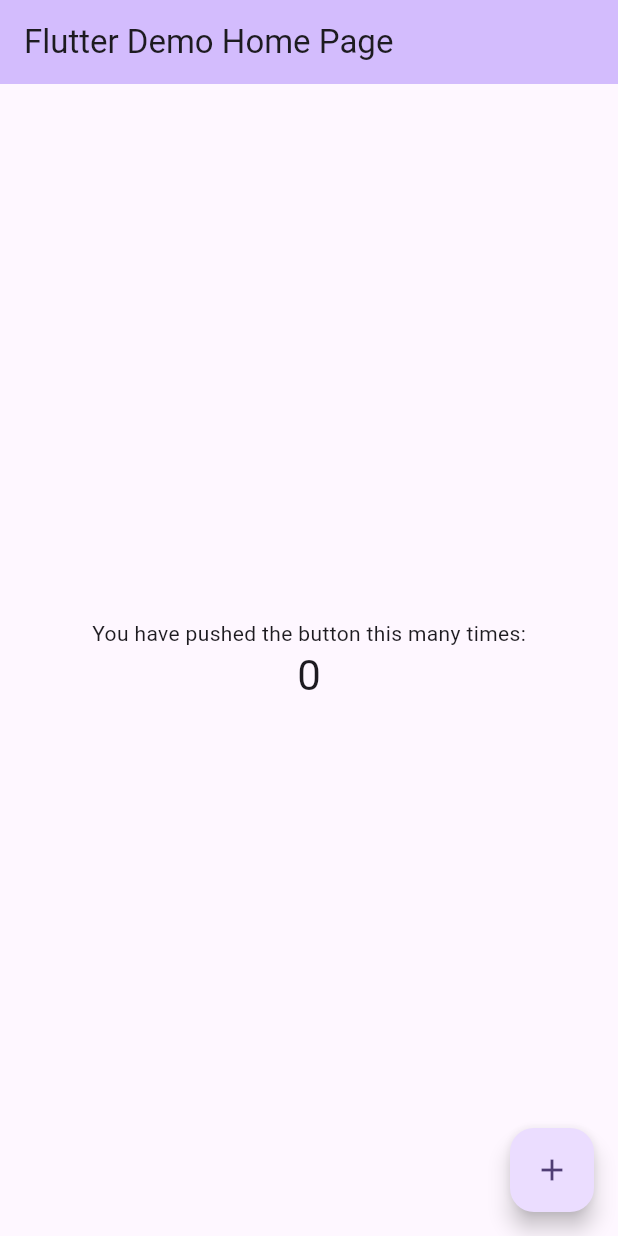
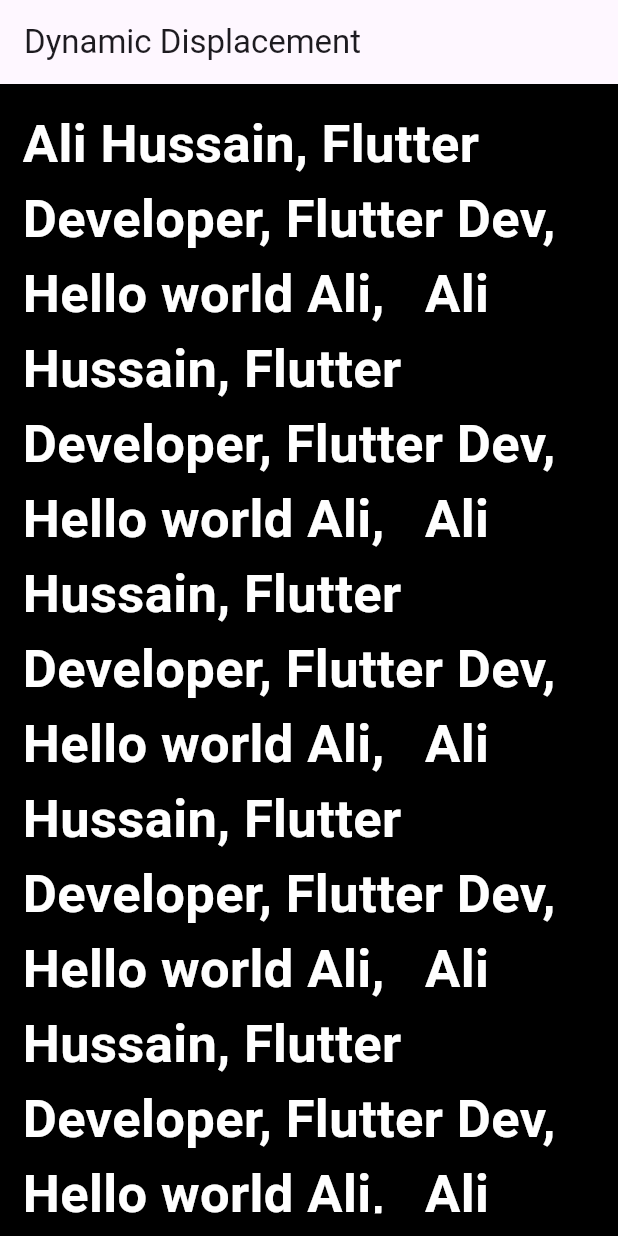
Before and after one commit to AliHussain110/displacement_visual, a Flutter app: the screen it shows after launch, on a phone screen of 412 x 824 dp. Run offline on Flutter 3.47's test engine with Material 3 defaults, Android fonts, the light colour scheme and no system bars.

Commit message:
added shaders into pub & setup widget

```diff
--- a/lib/main.dart
+++ b/lib/main.dart
@@ -7,116 +7,40 @@
 class MyApp extends StatelessWidget {
   const MyApp({super.key});
 
-  // This widget is the root of your application.
   @override
   Widget build(BuildContext context) {
     return MaterialApp(
-      title: 'Flutter Demo',
-      theme: ThemeData(
-        // This is the theme of your application.
-        //
-        // TRY THIS: Try running your application with "flutter run". You'll see
-        // the application has a purple toolbar. Then, without quitting the app,
-        // try changing the seedColor in the colorScheme below to Colors.green
-        // and then invoke "hot reload" (save your changes or press the "hot
-        // reload" button in a Flutter-supported IDE, or press "r" if you used
-        // the command line to start the app).
-        //
-        // Notice that the counter didn't reset back to zero; the application
-        // state is not lost during the reload. To reset the state, use hot
-        // restart instead.
-        //
-        // This works for code too, not just values: Most code changes can be
-        // tested with just a hot reload.
-        colorScheme: ColorScheme.fromSeed(seedColor: Colors.deepPurple),
-      ),
-      home: const MyHomePage(title: 'Flutter Demo Home Page'),
+      title: 'Dynamic Displacemet',
+      home: DynamicDisplacement(),
     );
   }
 }
 
-class MyHomePage extends StatefulWidget {
-  const MyHomePage({super.key, required this.title});
-
-  // This widget is the home page of your application. It is stateful, meaning
-  // that it has a State object (defined below) that contains fields that affect
-  // how it looks.
-
-  // This class is the configuration for the state. It holds the values (in this
-  // case the title) provided by the parent (in this case the App widget) and
-  // used by the build method of the State. Fields in a Widget subclass are
-  // always marked "final".
-
-  final String title;
+class DynamicDisplacement extends StatefulWidget {
+  const DynamicDisplacement({super.key});
 
   @override
-  State<MyHomePage> createState() => _MyHomePageState();
+  State<DynamicDisplacement> createState() => _DynamicDisplacementState();
 }
 
-class _MyHomePageState extends State<MyHomePage> {
-  int _counter = 0;
-
-  void _incrementCounter() {
-    setState(() {
-      // This call to setState tells the Flutter framework that something has
-      // changed in this State, which causes it to rerun the build method below
-      // so that the display can reflect the updated values. If we changed
-      // _counter without calling setState(), then the build method would not be
-      // called again, and so nothing would appear to happen.
-      _counter++;
-    });
-  }
-
+class _DynamicDisplacementState extends State<DynamicDisplacement> {
   @override
   Widget build(BuildContext context) {
-    // This method is rerun every time setState is called, for instance as done
-    // by the _incrementCounter method above.
-    //
-    // The Flutter framework has been optimized to make rerunning build methods
-    // fast, so that you can just rebuild anything that needs updating rather
-    // than having to individually change instances of widgets.
     return Scaffold(
-      appBar: AppBar(
-        // TRY THIS: Try changing the color here to a specific color (to
-        // Colors.amber, perhaps?) and trigger a hot reload to see the AppBar
-        // change color while the other colors stay the same.
-        backgroundColor: Theme.of(context).colorScheme.inversePrimary,
-        // Here we take the value from the MyHomePage object that was created by
-        // the App.build method, and use it to set our appbar title.
-        title: Text(widget.title),
-      ),
-      body: Center(
-        // Center is a layout widget. It takes a single child and positions it
-        // in the middle of the parent.
-        child: Column(
-          // Column is also a layout widget. It takes a list of children and
-          // arranges them vertically. By default, it sizes itself to fit its
-          // children horizontally, and tries to be as tall as its parent.
-          //
-          // Column has various properties to control how it sizes itself and
-          // how it positions its children. Here we use mainAxisAlignment to
-          // center the children vertically; the main axis here is the vertical
-          // axis because Columns are vertical (the cross axis would be
-          // horizontal).
-          //
-          // TRY THIS: Invoke "debug painting" (choose the "Toggle Debug Paint"
-          // action in the IDE, or press "p" in the console), to see the
-          // wireframe for each widget.
-          mainAxisAlignment: MainAxisAlignment.center,
-          children: <Widget>[
-            const Text('You have pushed the button this many times:'),
-            Text(
-              '$_counter',
-              style: Theme.of(context).textTheme.headlineMedium,
-            ),
-          ],
+      backgroundColor: Colors.black,
+      appBar: AppBar(title: Text('Dynamic Displacement')),
+      body: Padding(
+        padding: const EdgeInsets.all(15),
+        child: Text(
+          "Ali Hussain, Flutter Developer, Flutter Dev, Hello world Ali,   Ali Hussain, Flutter Developer, Flutter Dev, Hello world Ali,   Ali Hussain, Flutter Developer, Flutter Dev, Hello world Ali,   Ali Hussain, Flutter Developer, Flutter Dev, Hello world Ali,   Ali Hussain, Flutter Developer, Flutter Dev, Hello world Ali,   Ali Hussain, Flutter Developer, Flutter Dev, Hello world Ali,   ",
+          textAlign: TextAlign.start,
+          style: TextStyle(
+            fontSize: 35,
+            color: Colors.white,
+            fontWeight: FontWeight.bold,
+          ),
         ),
       ),
-      floatingActionButton: FloatingActionButton(
-        onPressed: _incrementCounter,
-        tooltip: 'Increment',
-        child: const Icon(Icons.add),
-      ), // This trailing comma makes auto-formatting nicer for build methods.
     );
   }
 }
--- a/pubspec.yaml
+++ b/pubspec.yaml
@@ -61,7 +61,8 @@
   # assets:
   #   - images/a_dot_burr.jpeg
   #   - images/a_dot_ham.jpeg
-
+  shaders:
+    - shaders/shaders.frag
   # An image asset can refer to one or more resolution-specific "variants", see
   # https://flutter.dev/to/resolution-aware-images
 
```
